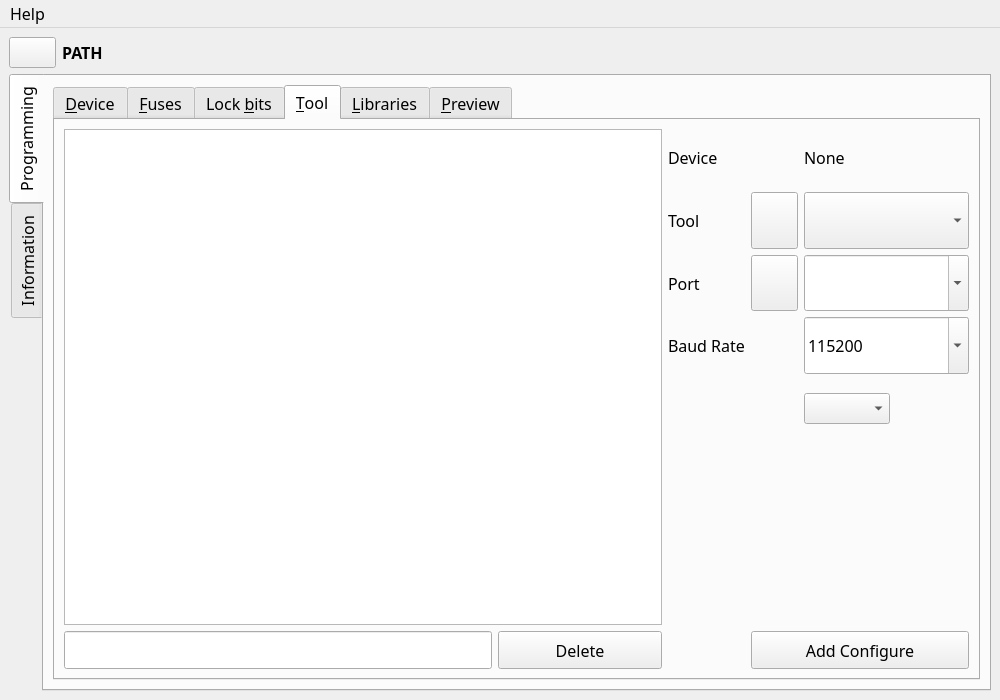
Above: resource/ui/main.ui from leecurrent04/AVR-Development-Utility before the change. Below: the same form after it.
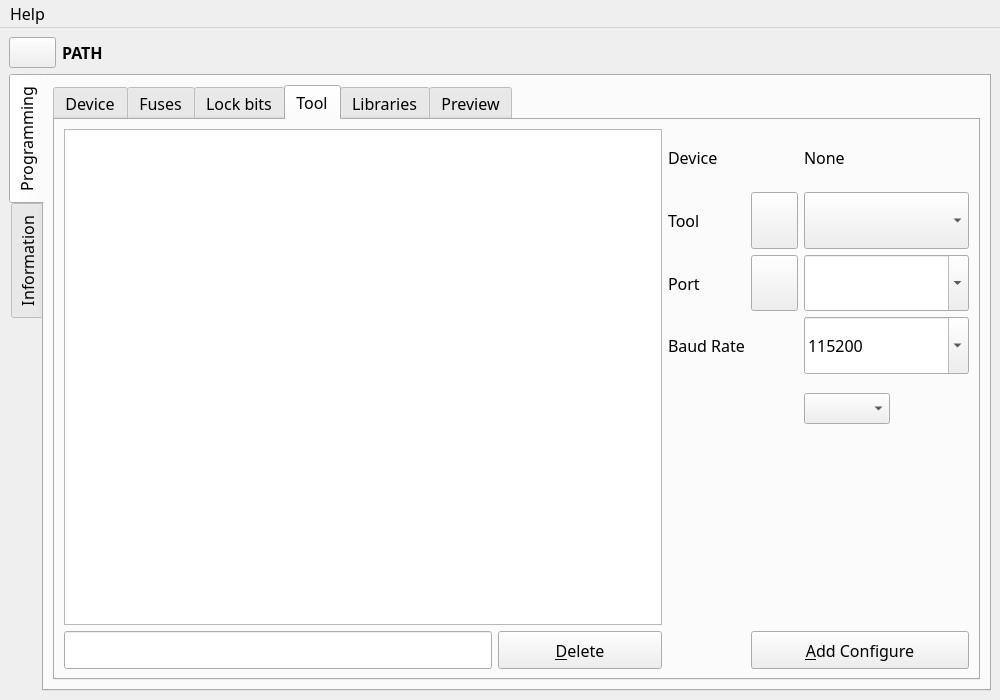
That is the form after the change. The open tabs and pages were chosen to show the change. Icons and pictures are not drawn.

Diff of the .ui file:
```diff
--- a/resource/ui/main.ui
+++ b/resource/ui/main.ui
@@ -168,7 +168,7 @@
               <bool>false</bool>
              </property>
              <attribute name="title">
-              <string>&amp;Device</string>
+              <string>Device</string>
              </attribute>
              <layout class="QGridLayout" name="gridLayout_2">
               <item row="3" column="0">
@@ -256,12 +256,12 @@
             </widget>
             <widget class="QWidget" name="TAB_Fuse">
              <attribute name="title">
-              <string comment="List">&amp;Fuses</string>
+              <string comment="List">Fuses</string>
              </attribute>
             </widget>
             <widget class="QWidget" name="TAB_Lockbits">
              <attribute name="title">
-              <string>Lock &amp;bits</string>
+              <string>Lock bits</string>
              </attribute>
             </widget>
             <widget class="QWidget" name="TAB_Tool">
@@ -272,7 +272,7 @@
               </sizepolicy>
              </property>
              <attribute name="title">
-              <string>&amp;Tool</string>
+              <string>Tool</string>
              </attribute>
              <layout class="QGridLayout" name="gridLayout_6">
               <item row="0" column="0">
@@ -316,7 +316,7 @@
                    </sizepolicy>
                   </property>
                   <property name="text">
-                   <string>Delete</string>
+                   <string>&amp;Delete</string>
                   </property>
                  </widget>
                 </item>
@@ -339,7 +339,7 @@
                    </sizepolicy>
                   </property>
                   <property name="text">
-                   <string>Add Configure</string>
+                   <string>&amp;Add Configure</string>
                   </property>
                  </widget>
                 </item>
@@ -651,7 +651,7 @@
               </sizepolicy>
              </property>
              <attribute name="title">
-              <string>&amp;Libraries</string>
+              <string>Libraries</string>
              </attribute>
              <layout class="QGridLayout" name="gridLayout_5">
               <item row="1" column="1">
@@ -735,7 +735,7 @@
             </widget>
             <widget class="QWidget" name="TAB_Preview">
              <attribute name="title">
-              <string>&amp;Preview</string>
+              <string>Preview</string>
              </attribute>
              <layout class="QGridLayout" name="gridLayout_7">
               <item row="0" column="0">
```
Left out of the diff: 71 changed lines with no effect on the pictures.
